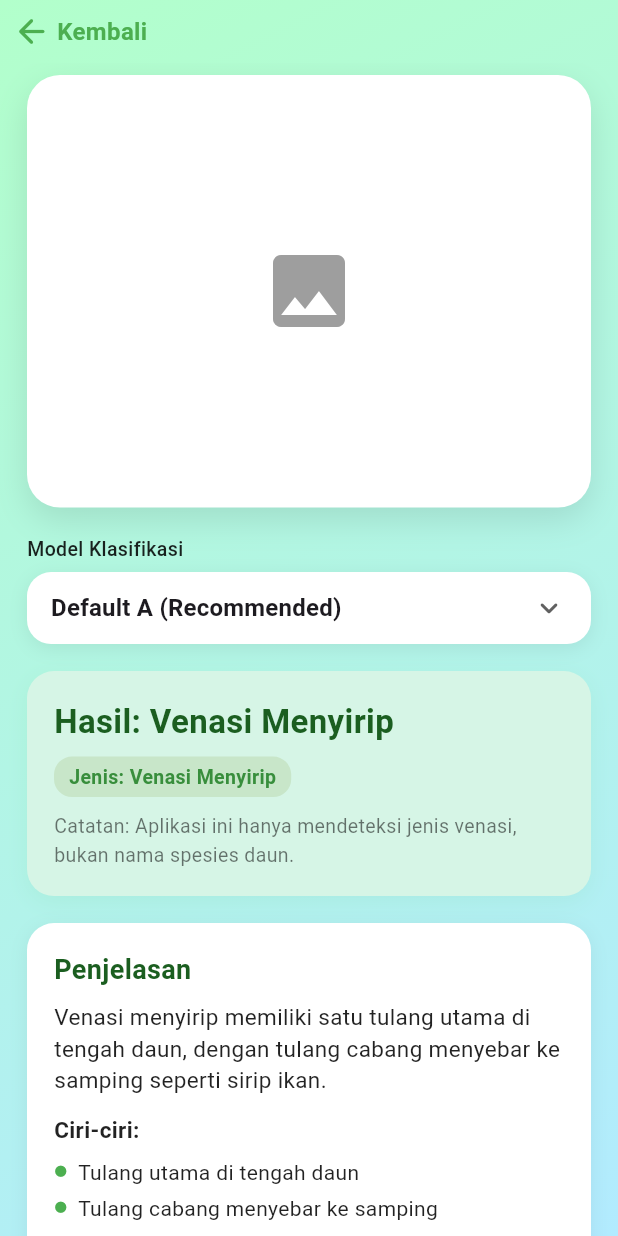
After one commit to koctaa04/Leafy-PBL, a Flutter app: the LeafResultScreen screen opened directly, on a phone screen of 412 x 824 dp. The commit adds this screen. Run offline on Flutter 3.47's test engine with Material 3 defaults, Android fonts, the light colour scheme and no system bars; our stand-ins replace camera, flutter_tts, image_picker.

Commit message:
feat(result): TTS suara anak-anak, lebih fun dan jelas
TTS kini otomatis memilih voice anak-anak jika tersedia di device.
Pitch lebih tinggi, kecepatan bicara lebih lambat dan jelas, cocok untuk anak kecil.
Penjelasan diubah agar terdengar lebih natural, ekspresif, dan ramah anak.

```diff
--- /dev/null
+++ b/lib/screens/leaf_result_screen.dart
@@ -0,0 +1,480 @@
+import 'dart:io';
+import 'package:flutter/material.dart';
+import 'package:flutter_tts/flutter_tts.dart';
+
+// Enum untuk model klasifikasi
+enum ClassificationModel { modelA, modelB, modelC }
+
+enum VenationType { menyirip, menjari, melengkung, sejajar }
+
+class ResultContent {
+  final String title;
+  final String badge;
+  final String explanation;
+  final List<String> features;
+  ResultContent({
+    required this.title,
+    required this.badge,
+    required this.explanation,
+    required this.features,
+  });
+}
+
+ResultContent getContent(VenationType type) {
+  switch (type) {
+    case VenationType.menyirip:
+      return ResultContent(
+        title: "Menyirip",
+        badge: "Jenis: Venasi Menyirip",
+        explanation: "Venasi menyirip memiliki satu tulang utama di tengah daun, dengan tulang cabang menyebar ke samping seperti sirip ikan.",
+        features: [
+          "Tulang utama di tengah daun",
+          "Tulang cabang menyebar ke samping",
+          "Mirip sirip ikan",
+        ],
+      );
+    case VenationType.menjari:
+      return ResultContent(
+        title: "Menjari",
+        badge: "Jenis: Venasi Menjari",
+        explanation: "Venasi menjari memiliki beberapa tulang utama yang menyebar dari satu titik seperti jari-jari tangan.",
+        features: [
+          "Beberapa tulang utama dari satu titik",
+          "Tulang menyebar seperti jari",
+          "Bentuk mirip telapak tangan",
+        ],
+      );
+    case VenationType.melengkung:
+      return ResultContent(
+        title: "Melengkung/Hati",
+        badge: "Jenis: Venasi Melengkung",
+        explanation: "Venasi melengkung memiliki tulang cabang yang melengkung mengikuti tepi daun menuju ujung.",
+        features: [
+          "Tulang cabang melengkung",
+          "Mengikuti tepi daun",
+          "Menuju ujung daun",
+        ],
+      );
+    case VenationType.sejajar:
+      return ResultContent(
+        title: "Sejajar",
+        badge: "Jenis: Venasi Sejajar",
+        explanation: "Venasi sejajar memiliki tulang daun yang sejajar dari pangkal hingga ujung daun.",
+        features: [
+          "Tulang daun sejajar",
+          "Dari pangkal ke ujung",
+          "Bentuk lurus dan teratur",
+        ],
+      );
+  }
+}
+
+
+class LeafResultScreen extends StatefulWidget {
+  final String predictedType; // e.g. "Menyirip"
+  final String? imagePath; // File path (local) atau null
+  final String? imageUrl; // Network image url atau null
+
+  const LeafResultScreen({
+    Key? key,
+    required this.predictedType,
+    this.imagePath,
+    this.imageUrl,
+  }) : super(key: key);
+
+  @override
+  State<LeafResultScreen> createState() => _LeafResultScreenState();
+}
+
+class _LeafResultScreenState extends State<LeafResultScreen> {
+  ClassificationModel selectedModel = ClassificationModel.modelA;
+  final FlutterTts _tts = FlutterTts();
+  bool _isPlaying = false;
+
+  VenationType get venationType {
+    switch (widget.predictedType.toLowerCase()) {
+      case "menyirip":
+        return VenationType.menyirip;
+      case "menjari":
+        return VenationType.menjari;
+      case "melengkung":
+      case "hati":
+        return VenationType.melengkung;
+      case "sejajar":
+        return VenationType.sejajar;
+      default:
+        return VenationType.menyirip;
+    }
+  }
+
+  String getModelLabel(ClassificationModel model) {
+    switch (model) {
+      case ClassificationModel.modelA:
+        return "Default A (Recommended)";
+      case ClassificationModel.modelB:
+        return "Model B";
+      case ClassificationModel.modelC:
+        return "Model C";
+    }
+  }
+
+  Future<void> _speak(String text) async {
+    await _tts.setLanguage('id-ID');
+    await _tts.setPitch(1.32); // Pitch lebih tinggi, fun seperti anak-anak
+    await _tts.setSpeechRate(0.62); // Lebih lambat, jelas untuk anak kecil
+    await _tts.setVolume(1.0);
+    // Cari voice anak-anak jika tersedia
+    List voices = await _tts.getVoices;
+    var childVoice = voices.firstWhere(
+      (v) => (v['name']?.toString().toLowerCase().contains('child') ?? false) ||
+             (v['name']?.toString().toLowerCase().contains('kid') ?? false) ||
+             (v['name']?.toString().contains('anak') ?? false),
+      orElse: () => null,
+    );
+    if (childVoice != null) {
+      await _tts.setVoice(childVoice);
+    } else {
+      await _tts.setVoice({'name': 'id-id-x-dfc-local', 'locale': 'id-ID'});
+    }
+    setState(() => _isPlaying = true);
+    // Tambahkan ekspresi agar lebih fun dan natural
+    String funText = text
+      .replaceAll('Venasi', 'Nah, venasi itu')
+      .replaceAll('memiliki', 'punya')
+      .replaceAll('seperti', 'kayak')
+      .replaceAll('tulang', 'tulang daun')
+      .replaceAll('daun', 'daun, ya')
+      .replaceAll('.', '. Yuk, kita lihat! ');
+    await _tts.speak(funText);
+  }
+
+  @override
+  void initState() {
+    super.initState();
+    _tts.setCompletionHandler(() {
+      setState(() => _isPlaying = false);
+    });
+    _tts.setCancelHandler(() {
+      setState(() => _isPlaying = false);
+    });
+    _tts.setErrorHandler((msg) {
+      setState(() => _isPlaying = false);
+    });
+  }
+
+  @override
+  void dispose() {
+    _tts.stop();
+    super.dispose();
+  }
+
+  @override
+  Widget build(BuildContext context) {
+    final content = getContent(venationType);
+    final size = MediaQuery.of(context).size;
+
+    return Scaffold(
+      body: Container(
+        decoration: const BoxDecoration(
+          gradient: LinearGradient(
+            colors: [Color(0xFFB2FFCB), Color(0xFFB2EBFF)],
+            begin: Alignment.topLeft,
+            end: Alignment.bottomRight,
+          ),
+        ),
+        child: SafeArea(
+          child: Column(
+            children: [
+              Padding(
+                padding: const EdgeInsets.symmetric(horizontal: 8, vertical: 8),
+                child: Row(
+                  children: [
+                    InkWell(
+                      borderRadius: BorderRadius.circular(24),
+                      onTap: () => Navigator.pop(context),
+                      child: Row(
+                        children: const [
+                          Icon(Icons.arrow_back_rounded, color: Colors.green, size: 26),
+                          SizedBox(width: 4),
+                          Text("Kembali", style: TextStyle(fontWeight: FontWeight.w600, color: Colors.green, fontSize: 16)),
+                        ],
+                      ),
+                    ),
+                  ],
+                ),
+              ),
+              Expanded(
+                child: SingleChildScrollView(
+                  padding: const EdgeInsets.symmetric(horizontal: 18, vertical: 8),
+                  child: Column(
+                    crossAxisAlignment: CrossAxisAlignment.stretch,
+                    children: [
+                      Container(
+                        width: double.infinity,
+                        height: size.width * 0.7,
+                        decoration: BoxDecoration(
+                          color: Colors.white,
+                          borderRadius: BorderRadius.circular(22),
+                          boxShadow: [
+                            BoxShadow(
+                              color: Colors.black.withOpacity(0.10),
+                              blurRadius: 18,
+                              offset: const Offset(0, 8),
+                            ),
+                          ],
+                          image: widget.imagePath != null
+                              ? DecorationImage(
+                                  image: FileImage(File(widget.imagePath!)),
+                                  fit: BoxFit.cover,
+                                )
+                              : widget.imageUrl != null
+                                  ? DecorationImage(
+                                      image: NetworkImage(widget.imageUrl!),
+                                      fit: BoxFit.cover,
+                                    )
+                                  : null,
+                        ),
+                        child: (widget.imagePath == null && widget.imageUrl == null)
+                            ? const Center(
+                                child: Icon(Icons.image, color: Colors.grey, size: 64),
+                              )
+                            : null,
+                      ),
+                      const SizedBox(height: 18),
+                      Column(
+                        crossAxisAlignment: CrossAxisAlignment.start,
+                        children: [
+                          const Text(
+                            "Model Klasifikasi",
+                            style: TextStyle(fontSize: 13, color: Colors.black87, fontWeight: FontWeight.w500),
+                          ),
+                          const SizedBox(height: 6),
+                          Container(
+                            padding: const EdgeInsets.symmetric(horizontal: 16),
+                            decoration: BoxDecoration(
+                              color: Colors.white,
+                              borderRadius: BorderRadius.circular(16),
+                              boxShadow: [
+                                BoxShadow(
+                                  color: Colors.black.withOpacity(0.07),
+                                  blurRadius: 10,
+                                  offset: const Offset(0, 3),
+                                ),
+                              ],
+                            ),
+                            child: DropdownButtonHideUnderline(
+                              child: DropdownButton<ClassificationModel>(
+                                value: selectedModel,
+                                borderRadius: BorderRadius.circular(16),
+                                isExpanded: true,
+                                icon: const Icon(Icons.keyboard_arrow_down_rounded),
+                                items: ClassificationModel.values.map((model) {
+                                  return DropdownMenuItem(
+                                    value: model,
+                                    child: Text(getModelLabel(model), style: const TextStyle(fontWeight: FontWeight.w600)),
+                                  );
+                                }).toList(),
+                                onChanged: (model) {
+                                  if (model != null) {
+                                    setState(() {
+                                      selectedModel = model;
+                                      // TODO: Update hasil klasifikasi jika sudah terhubung ke model
+                                    });
+                                  }
+                                },
+                              ),
+                            ),
+                          ),
+                        ],
+                      ),
+                      const SizedBox(height: 18),
+                      Container(
+                        padding: const EdgeInsets.all(18),
+                        decoration: BoxDecoration(
+                          color: const Color(0xFFD6F5E6),
+                          borderRadius: BorderRadius.circular(18),
+                          boxShadow: [
+                            BoxShadow(
+                              color: Colors.green.withOpacity(0.08),
+                              blurRadius: 12,
+                              offset: const Offset(0, 4),
+                            ),
+                          ],
+                        ),
+                        child: Column(
+                          crossAxisAlignment: CrossAxisAlignment.start,
+                          children: [
+                            Text(
+                              "Hasil: Venasi ${content.title}",
+                              style: const TextStyle(
+                                fontSize: 22,
+                                fontWeight: FontWeight.bold,
+                                color: Color(0xFF1B5E20),
+                              ),
+                            ),
+                            const SizedBox(height: 8),
+                            Container(
+                              padding: const EdgeInsets.symmetric(horizontal: 10, vertical: 4),
+                              decoration: BoxDecoration(
+                                color: Colors.green.shade100,
+                                borderRadius: BorderRadius.circular(12),
+                              ),
+                              child: Text(
+                                content.badge,
+                                style: const TextStyle(
+                                  color: Color(0xFF388E3C),
+                                  fontWeight: FontWeight.w600,
+                                  fontSize: 13,
+                                ),
+                              ),
+                            ),
+                            const SizedBox(height: 10),
+                            const Text(
+                              "Catatan: Aplikasi ini hanya mendeteksi jenis venasi, bukan nama spesies daun.",
+                              style: TextStyle(fontSize: 13, color: Colors.black54),
+                            ),
+                          ],
+                        ),
+                      ),
+                      const SizedBox(height: 18),
+                      Container(
+                        padding: const EdgeInsets.all(18),
+                        decoration: BoxDecoration(
+                          color: Colors.white,
+                          borderRadius: BorderRadius.circular(18),
+                          boxShadow: [
+                            BoxShadow(
+                              color: Colors.black.withOpacity(0.06),
+                              blurRadius: 10,
+                              offset: const Offset(0, 3),
+                            ),
+                          ],
+                        ),
+                        child: Column(
+                          crossAxisAlignment: CrossAxisAlignment.start,
+                          children: [
+                            const Text(
+                              "Penjelasan",
+                              style: TextStyle(
+                                fontSize: 18,
+                                fontWeight: FontWeight.w700,
+                                color: Color(0xFF1B5E20),
+                              ),
+                            ),
+                            const SizedBox(height: 8),
+                            Text(
+                              content.explanation,
+                              style: const TextStyle(fontSize: 15, color: Colors.black87),
+                            ),
+                            const SizedBox(height: 12),
+                            const Text(
+                              "Ciri-ciri:",
+                              style: TextStyle(fontWeight: FontWeight.w600, fontSize: 15, color: Colors.black87),
+                            ),
+                            const SizedBox(height: 6),
+                            Column(
+                              crossAxisAlignment: CrossAxisAlignment.start,
+                              children: content.features.map((f) {
+                                return Padding(
+                                  padding: const EdgeInsets.symmetric(vertical: 2),
+                                  child: Row(
+                                    crossAxisAlignment: CrossAxisAlignment.start,
+                                    children: [
+                                      const Padding(
+                                        padding: EdgeInsets.only(top: 5, right: 7),
+                                        child: Icon(Icons.circle, color: Colors.green, size: 9),
+                                      ),
+                                      Expanded(
+                                        child: Text(
+                                          f,
+                                          style: const TextStyle(fontSize: 14, color: Colors.black87),
+                                        ),
+                                      ),
+                                    ],
+                                  ),
+                                );
+                              }).toList(),
+                            ),
+                          ],
+                        ),
+                      ),
+                      const SizedBox(height: 28),
+                      Column(
+                        children: [
+                          SizedBox(
+                            width: double.infinity,
+                            child: ElevatedButton.icon(
+                              style: ElevatedButton.styleFrom(
+                                backgroundColor: Colors.green,
+                                foregroundColor: Colors.white,
+                                shape: RoundedRectangleBorder(
+                                  borderRadius: BorderRadius.circular(32),
+                                ),
+                                padding: const EdgeInsets.symmetric(vertical: 14),
+                                textStyle: const TextStyle(fontWeight: FontWeight.bold, fontSize: 16),
+                              ),
+                              icon: Icon(_isPlaying ? Icons.stop_rounded : Icons.volume_up_rounded),
+                              label: Text(_isPlaying ? "Stop" : "Dengar Penjelasan"),
+                              onPressed: _isPlaying
+                                  ? () async {
+                                      await _tts.stop();
+                                      setState(() => _isPlaying = false);
+                                    }
+                                  : () => _speak(content.explanation + ". Ciri-ciri: " + content.features.join(", ")),
+                            ),
+                          ),
+                          const SizedBox(height: 12),
+                          SizedBox(
+                            width: double.infinity,
+                            child: ElevatedButton.icon(
+                              style: ElevatedButton.styleFrom(
+                                backgroundColor: Colors.amber.shade400,
+                                foregroundColor: Colors.brown.shade800,
+                                shape: RoundedRectangleBorder(
+                                  borderRadius: BorderRadius.circular(32),
+                                ),
+                                padding: const EdgeInsets.symmetric(vertical: 14),
+                                textStyle: const TextStyle(fontWeight: FontWeight.bold, fontSize: 16),
+                              ),
+                              icon: const Icon(Icons.bookmark_rounded),
+                              label: const Text("Simpan ke Koleksi"),
+                              onPressed: () {
+                                // TODO: Integrasi simpan koleksi (misal ke Firebase)
+                                print('Saved to collection');
+                              },
+                            ),
+                          ),
+                          const SizedBox(height: 12),
+                          SizedBox(
+                            width: double.infinity,
+                            child: OutlinedButton.icon(
+                              style: OutlinedButton.styleFrom(
+                                foregroundColor: Colors.green.shade800,
+                                side: BorderSide(color: Colors.green.shade400, width: 2),
+                                shape: RoundedRectangleBorder(
+                                  borderRadius: BorderRadius.circular(32),
+                                ),
+                                padding: const EdgeInsets.symmetric(vertical: 14),
+                                textStyle: const TextStyle(fontWeight: FontWeight.bold, fontSize: 16),
+                              ),
+                              icon: const Icon(Icons.camera_alt_rounded),
+                              label: const Text("Scan Lagi"),
+                              onPressed: () {
+                                Navigator.pushReplacementNamed(context, '/scan');
+                              },
+                            ),
+                          ),
+                        ],
+                      ),
+                      const SizedBox(height: 18),
+                    ],
+                  ),
+                ),
+              ),
+            ],
+          ),
+        ),
+      ),
+    );
+  }
+}
--- a/lib/screens/scan_screen.dart
+++ b/lib/screens/scan_screen.dart
@@ -3,6 +3,7 @@ import 'dart:ui';
 import 'package:camera/camera.dart';
 import 'package:image_picker/image_picker.dart';
 import 'package:flutter/material.dart';
+import 'leaf_result_screen.dart';
 
 class ScanScreen extends StatefulWidget {
   const ScanScreen({super.key});
@@ -16,10 +17,18 @@ class _ScanScreenState extends State<ScanScreen> with TickerProviderStateMixin {
   Future<void> _pickFromGallery() async {
     final picked = await _picker.pickImage(source: ImageSource.gallery);
     if (picked != null) {
-      // TODO: Implementasi setelah gambar dipilih
-      ScaffoldMessenger.of(context).showSnackBar(
-        SnackBar(content: Text('Gambar dipilih: ${picked.name}')),
+      // Navigasi ke halaman result dengan gambar asset (sementara)
+      Navigator.push(
+        context,
+        MaterialPageRoute(
+          builder: (context) => LeafResultScreen(
+            predictedType: 'Menyirip',
+            imagePath: null,
+            imageUrl: null,
+          ),
+        ),
       );
+      // Untuk implementasi ke depan, gunakan picked.path sebagai imagePath
     }
   }
   CameraController? _controller;
@@ -227,6 +236,17 @@ class _ScanScreenState extends State<ScanScreen> with TickerProviderStateMixin {
                           if (repeatCount >= 2) {
                             _scanAnimController?.removeStatusListener(statusListener);
                             setState(() => _showScanAnim = false);
+                            // Navigasi ke halaman result dengan gambar asset (sementara)
+                            Navigator.push(
+                              context,
+                              MaterialPageRoute(
+                                builder: (context) => LeafResultScreen(
+                                  predictedType: 'Menyirip',
+                                  imagePath: null,
+                                  imageUrl: null,
+                                ),
+                              ),
+                            );
                             return;
                           }
                         }
--- a/pubspec.yaml
+++ b/pubspec.yaml
@@ -30,6 +30,7 @@ environment:
 dependencies:
   flutter:
     sdk: flutter
+  flutter_tts: ^3.8.3
 
   # The following adds the Cupertino Icons font to your application.
   # Use with the CupertinoIcons class for iOS style icons.
```
Also changed, not shown: pubspec.lock, 3 other files.
